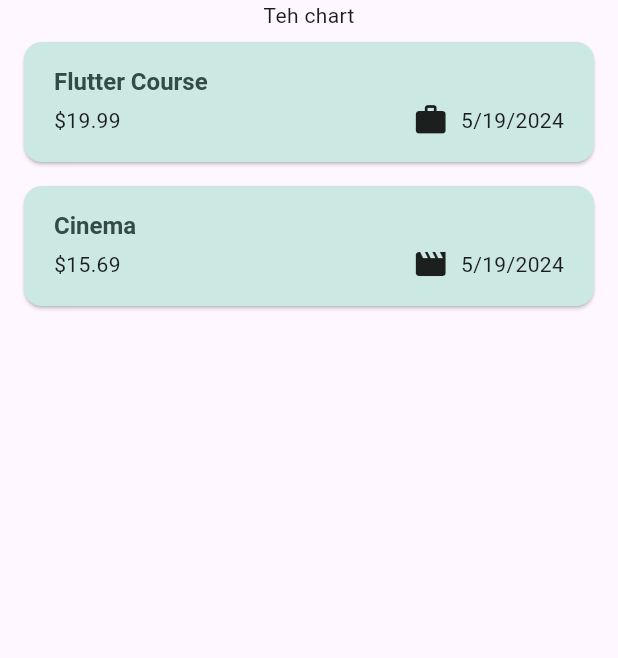
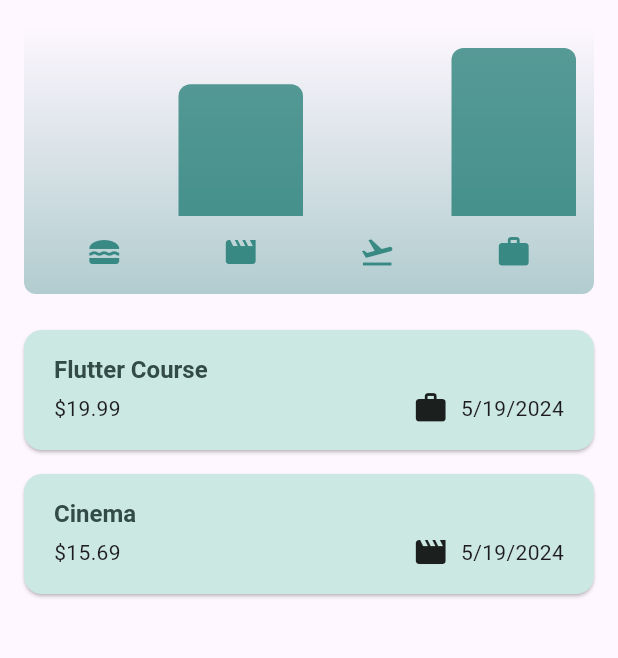
Before and after one commit to taejun864/flutter_expense_tracker, a Flutter app: the screen it shows after launch, on a phone screen of 412 x 824 dp, the part 84-742 px from its top. Run offline on Flutter 3.47's test engine with Material 3 defaults, Android fonts, the phone set to English and light mode, and no system bars.

Commit message:
add chart

```diff
--- a/lib/models/expense.dart
+++ b/lib/models/expense.dart
@@ -33,3 +33,28 @@ class Expense {
     return formatter.format(date);
   }
 }
+
+class ExpenseBucket {
+  const ExpenseBucket({
+    required this.category,
+    required this.expenses,
+  });
+
+  ExpenseBucket.forCategory(List<Expense> allExpenses, this.category)
+      : expenses = allExpenses
+            .where((expense) => expense.category == category)
+            .toList();
+
+  final Category category;
+  final List<Expense> expenses;
+
+  double get totalExpenses {
+    double sum = 0;
+
+    for (final expense in expenses) {
+      sum += expense.amount;
+    }
+
+    return sum;
+  }
+}
--- /dev/null
+++ b/lib/widgets/chart/chart.dart
@@ -0,0 +1,95 @@
+import 'package:flutter/material.dart';
+
+import 'package:expense_tracker/widgets/chart/chart_bar.dart';
+import 'package:expense_tracker/models/expense.dart';
+
+class Chart extends StatelessWidget {
+  const Chart({super.key, required this.expenses});
+
+  final List<Expense> expenses;
+
+  List<ExpenseBucket> get buckets {
+    return [
+      ExpenseBucket.forCategory(expenses, Category.food),
+      ExpenseBucket.forCategory(expenses, Category.leisure),
+      ExpenseBucket.forCategory(expenses, Category.travel),
+      ExpenseBucket.forCategory(expenses, Category.work),
+    ];
+  }
+
+  double get maxTotalExpense {
+    double maxTotalExpense = 0;
+
+    for (final bucket in buckets) {
+      if (bucket.totalExpenses > maxTotalExpense) {
+        maxTotalExpense = bucket.totalExpenses;
+      }
+    }
+
+    return maxTotalExpense;
+  }
+
+  @override
+  Widget build(BuildContext context) {
+    final isDarkMode =
+        MediaQuery.of(context).platformBrightness == Brightness.dark;
+    return Container(
+      margin: const EdgeInsets.all(16),
+      padding: const EdgeInsets.symmetric(
+        vertical: 16,
+        horizontal: 8,
+      ),
+      width: double.infinity,
+      height: 180,
+      decoration: BoxDecoration(
+        borderRadius: BorderRadius.circular(8),
+        gradient: LinearGradient(
+          colors: [
+            Theme.of(context).colorScheme.primary.withOpacity(0.3),
+            Theme.of(context).colorScheme.primary.withOpacity(0.0)
+          ],
+          begin: Alignment.bottomCenter,
+          end: Alignment.topCenter,
+        ),
+      ),
+      child: Column(
+        children: [
+          Expanded(
+            child: Row(
+              crossAxisAlignment: CrossAxisAlignment.end,
+              children: [
+                for (final bucket in buckets) // alternative to map()
+                  ChartBar(
+                    fill: bucket.totalExpenses == 0
+                        ? 0
+                        : bucket.totalExpenses / maxTotalExpense,
+                  )
+              ],
+            ),
+          ),
+          const SizedBox(height: 12),
+          Row(
+            children: buckets
+                .map(
+                  (bucket) => Expanded(
+                    child: Padding(
+                      padding: const EdgeInsets.symmetric(horizontal: 4),
+                      child: Icon(
+                        categoryIcons[bucket.category],
+                        color: isDarkMode
+                            ? Theme.of(context).colorScheme.secondary
+                            : Theme.of(context)
+                                .colorScheme
+                                .primary
+                                .withOpacity(0.7),
+                      ),
+                    ),
+                  ),
+                )
+                .toList(),
+          )
+        ],
+      ),
+    );
+  }
+}
--- /dev/null
+++ b/lib/widgets/chart/chart_bar.dart
@@ -0,0 +1,34 @@
+import 'package:flutter/material.dart';
+
+class ChartBar extends StatelessWidget {
+  const ChartBar({
+    super.key,
+    required this.fill,
+  });
+
+  final double fill;
+
+  @override
+  Widget build(BuildContext context) {
+    final isDarkMode =
+        MediaQuery.of(context).platformBrightness == Brightness.dark;
+    return Expanded(
+      child: Padding(
+        padding: const EdgeInsets.symmetric(horizontal: 4),
+        child: FractionallySizedBox(
+          heightFactor: fill,
+          child: DecoratedBox(
+            decoration: BoxDecoration(
+              shape: BoxShape.rectangle,
+              borderRadius:
+                  const BorderRadius.vertical(top: Radius.circular(8)),
+              color: isDarkMode
+                  ? Theme.of(context).colorScheme.secondary
+                  : Theme.of(context).colorScheme.primary.withOpacity(0.65),
+            ),
+          ),
+        ),
+      ),
+    );
+  }
+}
--- a/lib/widgets/expenses.dart
+++ b/lib/widgets/expenses.dart
@@ -3,6 +3,7 @@ import 'package:expense_tracker/widgets/new_expense.dart';
 import 'package:flutter/material.dart';
 
 import 'package:expense_tracker/models/expense.dart';
+import 'package:expense_tracker/widgets/chart/chart.dart';
 
 class Expenses extends StatefulWidget {
   const Expenses({super.key});
@@ -87,7 +88,7 @@ class _ExpensesState extends State<Expenses> {
       ),
       body: Column(
         children: [
-          const Text('Teh chart'),
+          Chart(expenses: _registeredExpenses),
           Expanded(
             child: mainContent,
           ),
```
